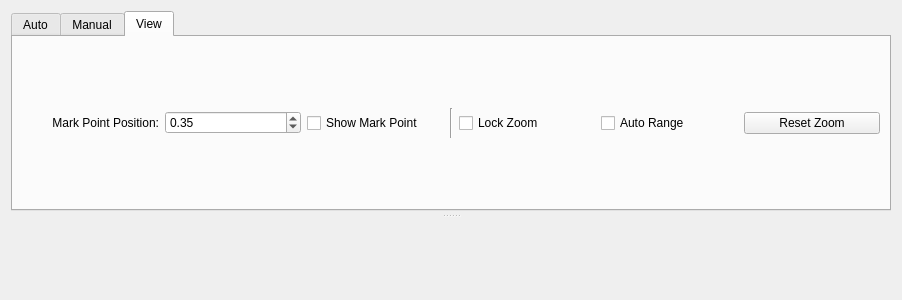
This is src/View/ui/TabStitch.ui in Carrot-shreds/score_capture as Qt 5 draws it before an edit. The edited form follows.
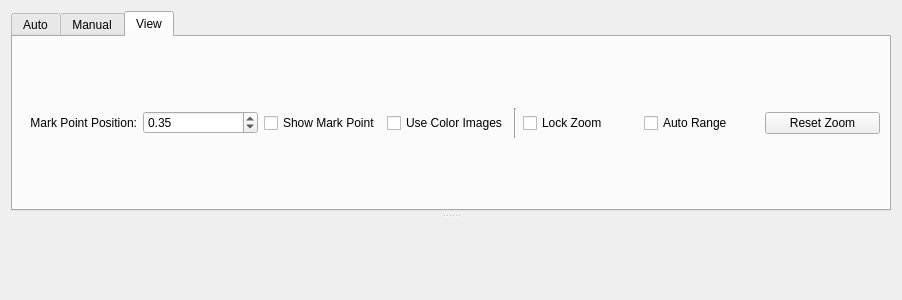
This is the edited form. The open tabs and pages were chosen to show the change. Custom widgets are drawn as their Qt base class.

Commit message: Perf: Using Numba for pyqtgraph image render, and joblib for multithread image loading.

```diff
--- a/src/View/ui/TabStitch.ui
+++ b/src/View/ui/TabStitch.ui
@@ -344,6 +344,16 @@
           </property>
          </widget>
         </item>
+        <item>
+         <widget class="QCheckBox" name="checkBox_use_RGB">
+          <property name="toolTip">
+           <string>&lt;html&gt;&lt;head/&gt;&lt;body&gt;&lt;p&gt;Using RGB color images for manual stitch preview. Will be slower when loading and stitching images.&lt;/p&gt;&lt;/body&gt;&lt;/html&gt;</string>
+          </property>
+          <property name="text">
+           <string>Use Color Images</string>
+          </property>
+         </widget>
+        </item>
         <item>
          <widget class="Line" name="line_3">
           <property name="sizePolicy">
```
The commit also changes 10 other files.
